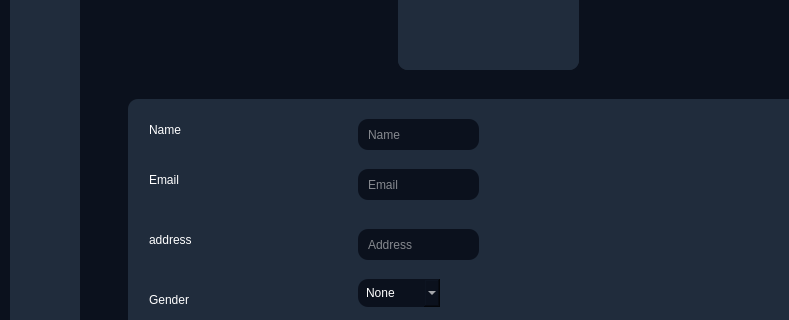
Qt form ui/main.ui (phamnamkhanh0602/python-app) before a commit; both pictures show x 0 to 789 and y 115 to 435 of the 972 by 668 pixel window.
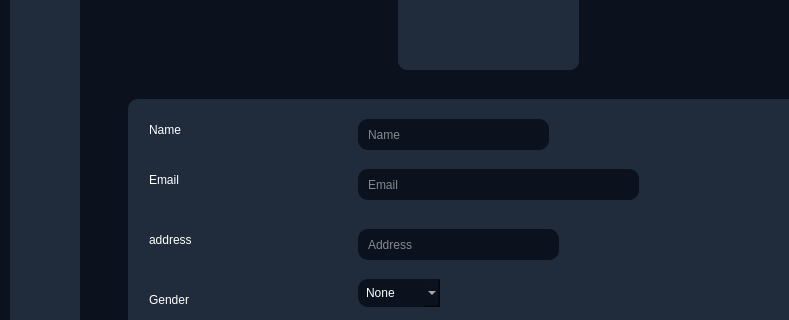
The same form after that commit. The open tabs and pages were chosen to show the change. Icons and pictures are not drawn.

```diff
--- a/ui/main.ui
+++ b/ui/main.ui
@@ -61,10 +61,10 @@
     <widget class="QPushButton" name="nav_search_btn">
      <property name="geometry">
       <rect>
-       <x>10</x>
-       <y>160</y>
-       <width>51</width>
-       <height>51</height>
+       <x>0</x>
+       <y>150</y>
+       <width>71</width>
+       <height>61</height>
       </rect>
      </property>
      <property name="text">
@@ -1147,7 +1147,7 @@
        <rect>
         <x>270</x>
         <y>210</y>
-        <width>121</width>
+        <width>191</width>
         <height>31</height>
        </rect>
       </property>
@@ -1160,7 +1160,7 @@
        <rect>
         <x>270</x>
         <y>260</y>
-        <width>121</width>
+        <width>281</width>
         <height>31</height>
        </rect>
       </property>
@@ -1173,7 +1173,7 @@
        <rect>
         <x>270</x>
         <y>320</y>
-        <width>121</width>
+        <width>201</width>
         <height>31</height>
        </rect>
       </property>
```
Left out of the diff: 4 changed lines with no effect on the pictures.
